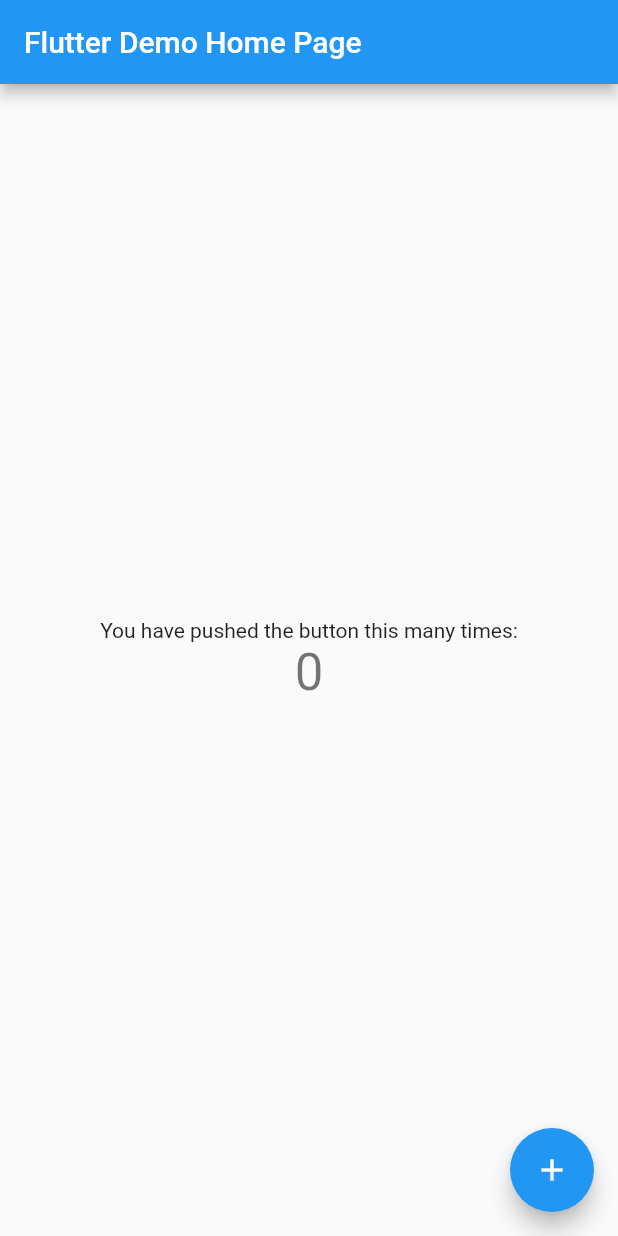
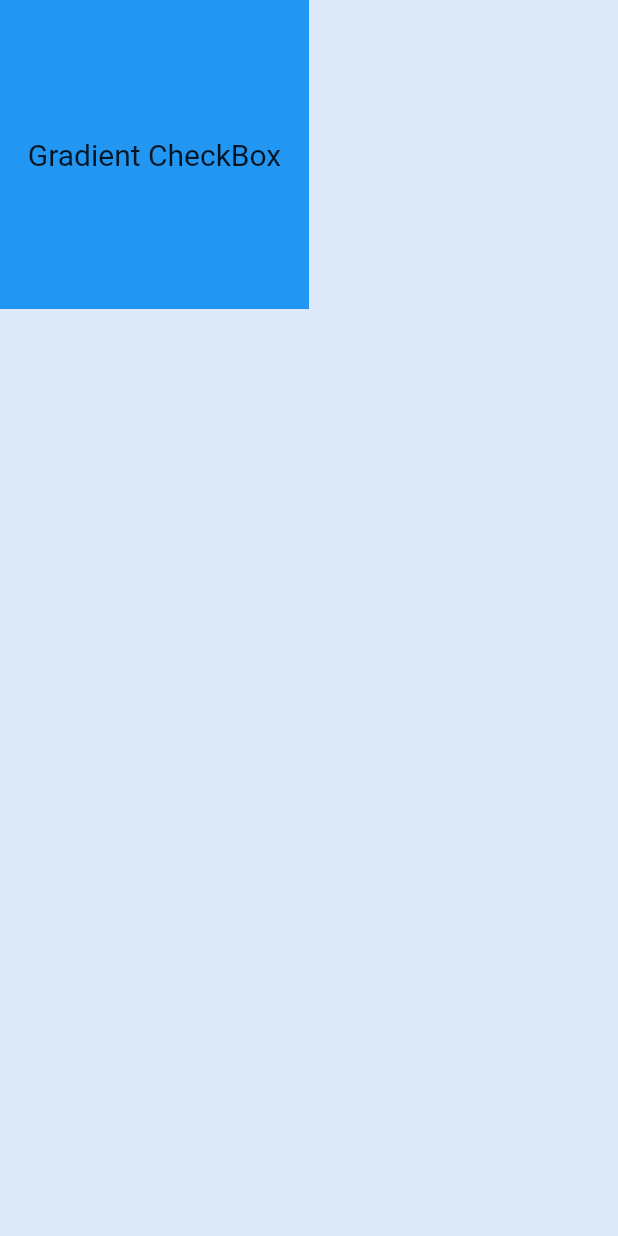
Before and after one commit to risheetajain/gradient_widgets, a Flutter app: the screen it shows after launch, on a phone screen of 412 x 824 dp. Run offline on Flutter 3.47's test engine with Material 2 defaults, Android fonts, the light colour scheme and no system bars.

Commit message:
:blossom: add gradient checkbox file

```diff
--- /dev/null
+++ b/lib/constants/routes.dart
@@ -0,0 +1,2 @@
+String checkBox = "checkBox";
+String home = "home";
--- /dev/null
+++ b/lib/home.dart
@@ -0,0 +1,42 @@
+import 'package:flutter/material.dart';
+
+import 'constants/routes.dart';
+import 'widgets/custom_gradient_checkbox.dart';
+
+class Home extends StatefulWidget {
+  const Home({Key? key}) : super(key: key);
+
+  @override
+  State<Home> createState() => _HomeState();
+}
+
+List text = ['Gradient CheckBox'];
+List routers = [checkBox];
+
+class _HomeState extends State<Home> {
+  @override
+  Widget build(BuildContext context) {
+    return Scaffold(
+        body: GridView.builder(
+      gridDelegate:
+          const SliverGridDelegateWithFixedCrossAxisCount(crossAxisCount: 2),
+      itemBuilder: (_, index) {
+        return InkWell(
+          onTap: (){
+            Navigator.pushNamed(context, routers[index]);
+          },
+          child: Container(
+            color:Colors.blue,
+            child: Center(
+              child: Text(
+                text[index],
+                style: const TextStyle(fontSize: 20),
+              ),
+            ),
+          ),
+        );
+      },
+      itemCount: text.length,
+    ));
+  }
+}
--- a/lib/main.dart
+++ b/lib/main.dart
@@ -1,4 +1,8 @@
 import 'package:flutter/material.dart';
+import 'package:gradient_widgets/constants/routes.dart';
+import 'package:gradient_widgets/widgets/custom_gradient_checkbox.dart';
+
+import 'home.dart';
 
 void main() {
   runApp(const MyApp());
@@ -13,6 +17,14 @@
     return MaterialApp(
       title: 'Flutter Demo',
       theme: ThemeData(
+        scaffoldBackgroundColor: Color(0xFFDEE9F9),
+        textTheme: TextTheme(
+          headline3: TextStyle(
+            color: Colors.black,
+            fontSize: 20,
+            fontWeight: FontWeight.w600,
+          ),
+        ),
         // This is the theme of your application.
         //
         // Try running your application with "flutter run". You'll see the
@@ -24,92 +36,11 @@
         // is not restarted.
         primarySwatch: Colors.blue,
       ),
-      home: const MyHomePage(title: 'Flutter Demo Home Page'),
+      initialRoute: home,
+      routes: {
+        checkBox: (context) => const GradientCheckBox(),
+        home: (context) => const Home(),
+      },
     );
   }
 }
-
-class MyHomePage extends StatefulWidget {
-  const MyHomePage({Key? key, required this.title}) : super(key: key);
-
-  // This widget is the home page of your application. It is stateful, meaning
-  // that it has a State object (defined below) that contains fields that affect
-  // how it looks.
-
-  // This class is the configuration for the state. It holds the values (in this
-  // case the title) provided by the parent (in this case the App widget) and
-  // used by the build method of the State. Fields in a Widget subclass are
-  // always marked "final".
-
-  final String title;
-
-  @override
-  State<MyHomePage> createState() => _MyHomePageState();
-}
-
-class _MyHomePageState extends State<MyHomePage> {
-  int _counter = 0;
-
-  void _incrementCounter() {
-    setState(() {
-      // This call to setState tells the Flutter framework that something has
-      // changed in this State, which causes it to rerun the build method below
-      // so that the display can reflect the updated values. If we changed
-      // _counter without calling setState(), then the build method would not be
-      // called again, and so nothing would appear to happen.
-      _counter++;
-    });
-  }
-
-  @override
-  Widget build(BuildContext context) {
-    // This method is rerun every time setState is called, for instance as done
-    // by the _incrementCounter method above.
-    //
-    // The Flutter framework has been optimized to make rerunning build methods
-    // fast, so that you can just rebuild anything that needs updating rather
-    // than having to individually change instances of widgets.
-    return Scaffold(
-      appBar: AppBar(
-        // Here we take the value from the MyHomePage object that was created by
-        // the App.build method, and use it to set our appbar title.
-        title: Text(widget.title),
-      ),
-      body: Center(
-        // Center is a layout widget. It takes a single child and positions it
-        // in the middle of the parent.
-        child: Column(
-          // Column is also a layout widget. It takes a list of children and
-          // arranges them vertically. By default, it sizes itself to fit its
-          // children horizontally, and tries to be as tall as its parent.
-          //
-          // Invoke "debug painting" (press "p" in the console, choose the
-          // "Toggle Debug Paint" action from the Flutter Inspector in Android
-          // Studio, or the "Toggle Debug Paint" command in Visual Studio Code)
-          // to see the wireframe for each widget.
-          //
-          // Column has various properties to control how it sizes itself and
-          // how it positions its children. Here we use mainAxisAlignment to
-          // center the children vertically; the main axis here is the vertical
-          // axis because Columns are vertical (the cross axis would be
-          // horizontal).
-          mainAxisAlignment: MainAxisAlignment.center,
-          children: <Widget>[
-            const Text(
-              'You have pushed the button this many times:',
-            ),
-            Text(
-              '$_counter',
-              style: Theme.of(context).textTheme.headline4,
-            ),
-          ],
-        ),
-      ),
-      floatingActionButton: FloatingActionButton(
-        onPressed: _incrementCounter,
-        tooltip: 'Increment',
-        child: const Icon(Icons.add),
-      ), // This trailing comma makes auto-formatting nicer for build methods.
-    );
-  }
-}
```
Also changed, not shown: lib/constants/colors.dart (added, +9 -0 lines), lib/widegets/custom_gradient_checkbox.dart (deleted, +0 -7 lines), lib/widgets/custom_gradient_checkbox.dart (added, +70 -0 lines).
